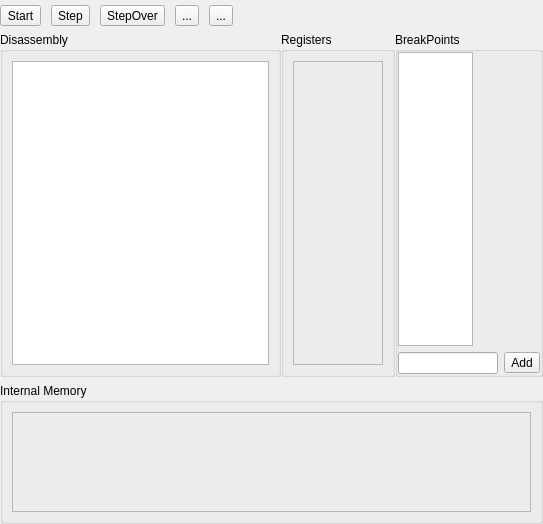
Old version of the form ui/dialogdasm.ui in the repository TheProjecter/pockemul.
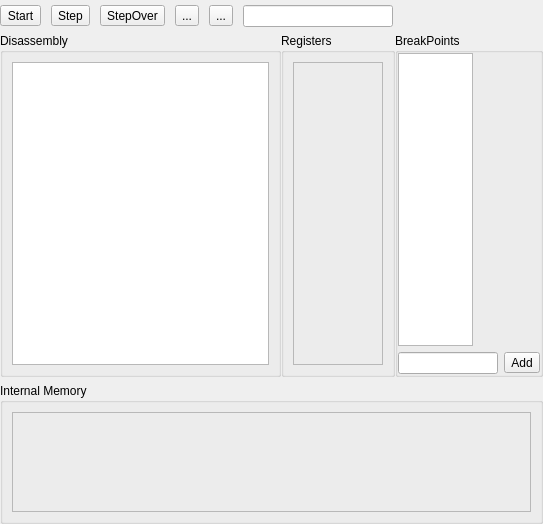
New version of the form.

The edit to the form file:
```diff
--- a/ui/dialogdasm.ui
+++ b/ui/dialogdasm.ui
@@ -27,7 +27,7 @@
     <number>0</number>
    </property>
    <item>
-    <layout class="QHBoxLayout" name="horizontalLayout_3" stretch="0,0,0,0,0,0">
+    <layout class="QHBoxLayout" name="horizontalLayout_3" stretch="0,0,0,0,0,0,0">
      <property name="spacing">
       <number>10</number>
      </property>
@@ -66,6 +66,9 @@
        </property>
       </widget>
      </item>
+     <item>
+      <widget class="QLineEdit" name="lineEdit"/>
+     </item>
      <item>
       <spacer name="horizontalSpacer">
        <property name="orientation">
```
